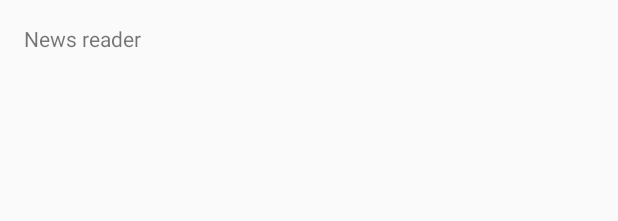
After one commit to ragaisis/news-reader, an Android app: the layout row_news_item.xml on its own in the app's theme, with its tools: preview values and no code run, on a phone screen of 412 x 824 dp. The commit adds this screen. Shown: the top 221 px of the screen. Run offline under Robolectric (Android 15) with nearby library versions, the phone set to English and light mode, and no system bars.

Commit message:
add recyclerview, adapter, viewholder, swipe refresh layout

```diff
--- a/app/build.gradle
+++ b/app/build.gradle
@@ -33,6 +33,7 @@ dependencies {
     testImplementation 'junit:junit:4.12'
     androidTestImplementation 'com.android.support.test:runner:1.0.1'
     androidTestImplementation 'com.android.support.test.espresso:espresso-core:3.0.1'
+    api "com.android.support:recyclerview-v7:${supportLibVersion}"
 
     kapt "com.google.dagger:dagger-compiler:${daggerVersion}"
     api "com.google.dagger:dagger:${daggerVersion}"
--- /dev/null
+++ b/app/src/main/java/com/ragaisis/newsreader/BaseView.kt
@@ -0,0 +1,3 @@
+package com.ragaisis.newsreader
+
+interface BaseView<T>
--- a/app/src/main/java/com/ragaisis/newsreader/MainApplication.kt
+++ b/app/src/main/java/com/ragaisis/newsreader/MainApplication.kt
@@ -2,8 +2,8 @@ package com.ragaisis.newsreader
 
 import android.app.Application
 import com.ragaisis.newsreader.dagger.module.ApplicationModule
-import com.ragaisis.newsreader.dagger.module.components.ApplicationComponent
-import com.ragaisis.newsreader.dagger.module.components.DaggerApplicationComponent
+import com.ragaisis.newsreader.dagger.components.ApplicationComponent
+import com.ragaisis.newsreader.dagger.components.DaggerApplicationComponent
 
 class MainApplication : Application() {
 
--- a/app/src/main/java/com/ragaisis/newsreader/dagger/module/components/ApplicationComponent.kt
+++ b/app/src/main/java/com/ragaisis/newsreader/dagger/components/ApplicationComponent.kt
@@ -1,6 +1,7 @@
-package com.ragaisis.newsreader.dagger.module.components
+package com.ragaisis.newsreader.dagger.components
 
 import com.ragaisis.newsreader.MainApplication
+import com.ragaisis.newsreader.activities.MainActivity
 import com.ragaisis.newsreader.dagger.module.ApplicationModule
 import dagger.Component
 
@@ -12,4 +13,5 @@ import dagger.Component
 interface ApplicationComponent {
 
     fun inject(mainApplication: MainApplication)
+    fun inject(mainApplication: MainActivity)
 }
--- /dev/null
+++ b/app/src/main/res/layout/row_news_item.xml
@@ -0,0 +1,16 @@
+<?xml version="1.0" encoding="utf-8"?>
+<FrameLayout
+    xmlns:android="http://schemas.android.com/apk/res/android"
+    xmlns:tools="http://schemas.android.com/tools"
+    android:id="@+id/activity_main_swipe_refresh_layout"
+    android:layout_width="match_parent"
+    android:layout_height="100dp">
+
+    <TextView
+        android:id="@+id/row_news_item_text_view"
+        android:layout_width="match_parent"
+        android:layout_height="match_parent"
+        android:layout_margin="16dp"
+        tools:text="@string/app_name"/>
+
+</FrameLayout>
```
Also changed, not shown: app/src/main/java/com/ragaisis/newsreader/activities/MainActivity.kt (+44 -1 lines), app/src/main/java/com/ragaisis/newsreader/adapters/NewsFeedAdapter.kt (added, +40 -0 lines), app/src/main/java/com/ragaisis/newsreader/contracts/NewsFeedContract.kt (added, +22 -0 lines), app/src/main/java/com/ragaisis/newsreader/presenter/BasePresenter.kt (added, +8 -0 lines), app/src/main/java/com/ragaisis/newsreader/presenter/NewsFeedPresenter.kt (added, +40 -0 lines), app/src/main/java/com/ragaisis/newsreader/viewholders/NewsFeedViewHolder.kt (added, +20 -0 lines), app/src/main/res/layout/activity_main.xml (+7 -11 lines).
